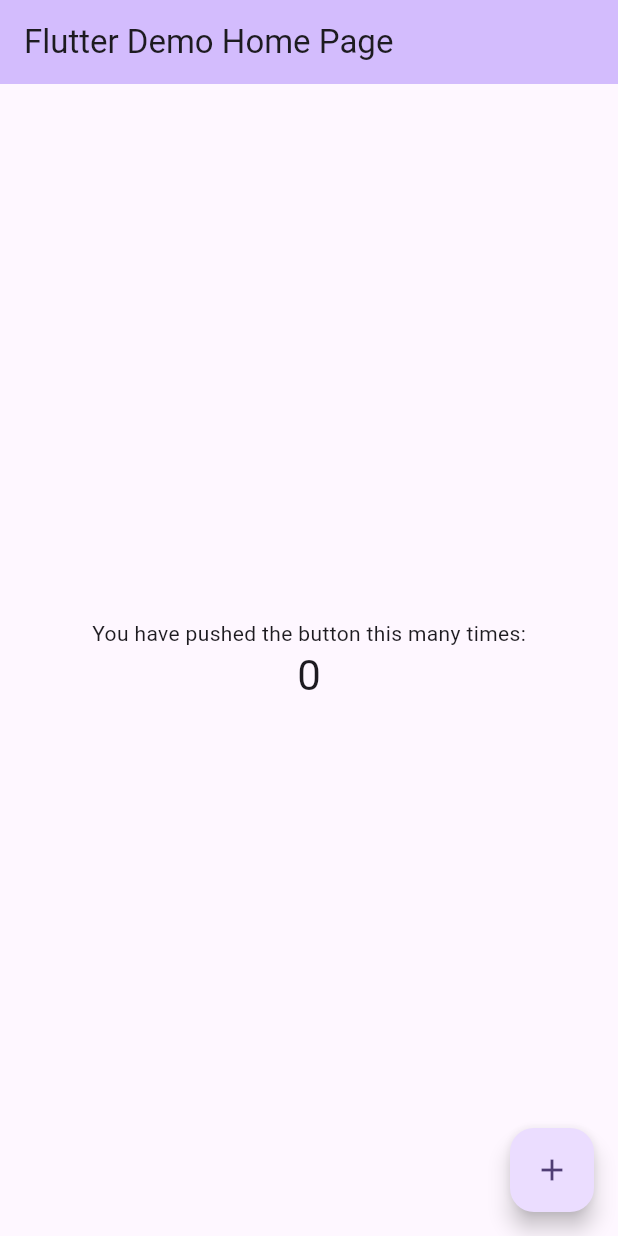
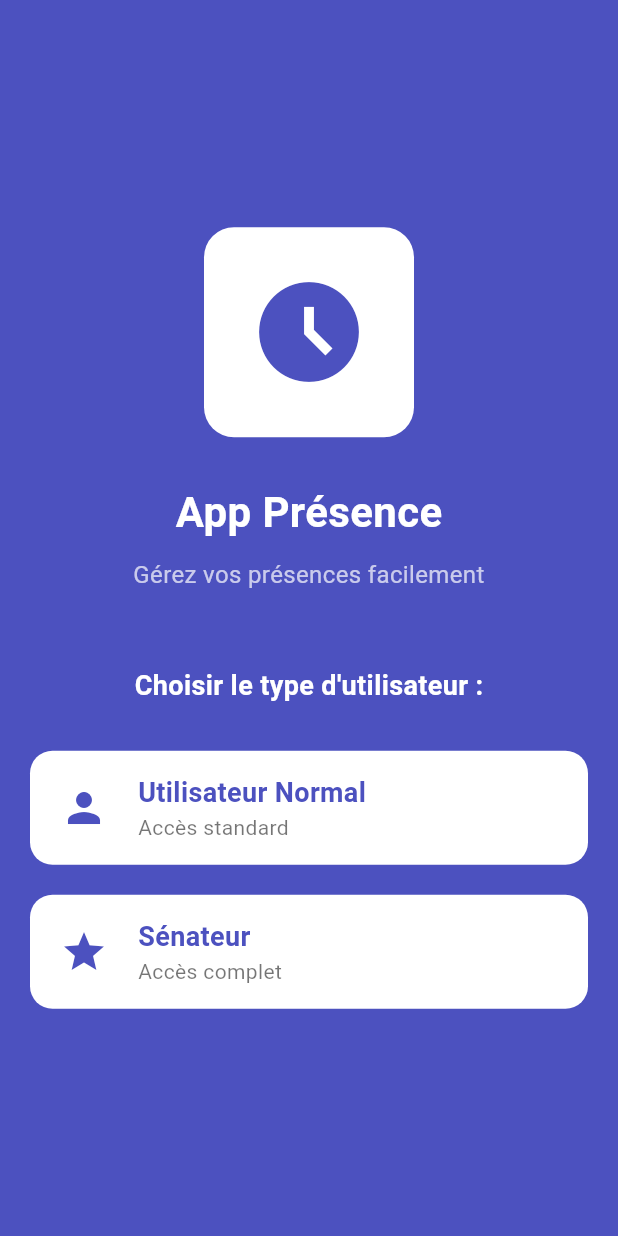
Before and after one commit to Happyazondekon/AttendanceTrack, a Flutter app: the screen it shows after launch, on a phone screen of 412 x 824 dp. Run offline on Flutter 3.47's test engine with Material 3 defaults, Android fonts, the phone set to English and light mode, and no system bars; Roboto replaces fonts that are missing (Cabin).

Commit message:
Intégration des Screen home et scanqrcode

```diff
--- a/lib/main.dart
+++ b/lib/main.dart
@@ -1,4 +1,6 @@
+import 'package:eneam/screens/scanqrcode_screen.dart';
 import 'package:flutter/material.dart';
+import 'screens/home_screen.dart'; // Import de l'écran d'accueil
 
 void main() {
   runApp(const MyApp());
@@ -7,116 +9,167 @@ void main() {
 class MyApp extends StatelessWidget {
   const MyApp({super.key});
 
-  // This widget is the root of your application.
   @override
   Widget build(BuildContext context) {
     return MaterialApp(
-      title: 'Flutter Demo',
+      title: 'App Présence',
       theme: ThemeData(
-        // This is the theme of your application.
-        //
-        // TRY THIS: Try running your application with "flutter run". You'll see
-        // the application has a purple toolbar. Then, without quitting the app,
-        // try changing the seedColor in the colorScheme below to Colors.green
-        // and then invoke "hot reload" (save your changes or press the "hot
-        // reload" button in a Flutter-supported IDE, or press "r" if you used
-        // the command line to start the app).
-        //
-        // Notice that the counter didn't reset back to zero; the application
-        // state is not lost during the reload. To reset the state, use hot
-        // restart instead.
-        //
-        // This works for code too, not just values: Most code changes can be
-        // tested with just a hot reload.
-        colorScheme: ColorScheme.fromSeed(seedColor: Colors.deepPurple),
+        colorScheme: ColorScheme.fromSeed(seedColor: const Color(0xFF4C51BF)),
+        useMaterial3: true,
+        fontFamily: 'Cabin', // Police personnalisée
       ),
-      home: const MyHomePage(title: 'Flutter Demo Home Page'),
+      home: const AppLauncher(),
+      debugShowCheckedModeBanner: false, // Suppression du bandeau "Debug"
     );
   }
 }
 
-class MyHomePage extends StatefulWidget {
-  const MyHomePage({super.key, required this.title});
-
-  // This widget is the home page of your application. It is stateful, meaning
-  // that it has a State object (defined below) that contains fields that affect
-  // how it looks.
-
-  // This class is the configuration for the state. It holds the values (in this
-  // case the title) provided by the parent (in this case the App widget) and
-  // used by the build method of the State. Fields in a Widget subclass are
-  // always marked "final".
-
-  final String title;
-
-  @override
-  State<MyHomePage> createState() => _MyHomePageState();
-}
-
-class _MyHomePageState extends State<MyHomePage> {
-  int _counter = 0;
-
-  void _incrementCounter() {
-    setState(() {
-      // This call to setState tells the Flutter framework that something has
-      // changed in this State, which causes it to rerun the build method below
-      // so that the display can reflect the updated values. If we changed
-      // _counter without calling setState(), then the build method would not be
-      // called again, and so nothing would appear to happen.
-      _counter++;
-    });
-  }
+class AppLauncher extends StatelessWidget {
+  const AppLauncher({super.key});
 
   @override
   Widget build(BuildContext context) {
-    // This method is rerun every time setState is called, for instance as done
-    // by the _incrementCounter method above.
-    //
-    // The Flutter framework has been optimized to make rerunning build methods
-    // fast, so that you can just rebuild anything that needs updating rather
-    // than having to individually change instances of widgets.
     return Scaffold(
-      appBar: AppBar(
-        // TRY THIS: Try changing the color here to a specific color (to
-        // Colors.amber, perhaps?) and trigger a hot reload to see the AppBar
-        // change color while the other colors stay the same.
-        backgroundColor: Theme.of(context).colorScheme.inversePrimary,
-        // Here we take the value from the MyHomePage object that was created by
-        // the App.build method, and use it to set our appbar title.
-        title: Text(widget.title),
+      backgroundColor: const Color(0xFF4C51BF),
+      body: SafeArea(
+        child: Padding(
+          padding: const EdgeInsets.all(20.0),
+          child: Column(
+            mainAxisAlignment: MainAxisAlignment.center,
+            children: [
+              // Logo de l'application
+              Container(
+                padding: const EdgeInsets.all(30),
+                decoration: BoxDecoration(
+                  color: Colors.white,
+                  borderRadius: BorderRadius.circular(20),
+                ),
+                child: const Icon(
+                  Icons.access_time_filled,
+                  size: 80,
+                  color: Color(0xFF4C51BF),
+                ),
+              ),
+
+              const SizedBox(height: 30),
+
+              // Titre
+              const Text(
+                'App Présence',
+                style: TextStyle(
+                  fontSize: 28,
+                  fontWeight: FontWeight.bold,
+                  color: Colors.white,
+                ),
+              ),
+
+              const SizedBox(height: 10),
+
+              // Sous-titre
+              const Text(
+                'Gérez vos présences facilement',
+                style: TextStyle(
+                  fontSize: 16,
+                  color: Colors.white70,
+                ),
+                textAlign: TextAlign.center,
+              ),
+
+              const SizedBox(height: 50),
+
+              const Text(
+                'Choisir le type d\'utilisateur :',
+                style: TextStyle(
+                  fontSize: 18,
+                  fontWeight: FontWeight.w600,
+                  color: Colors.white,
+                ),
+              ),
+
+              const SizedBox(height: 30),
+
+              // Bouton pour l'utilisateur normal
+              _buildLaunchButton(
+                context,
+                title: 'Utilisateur Normal',
+                subtitle: 'Accès standard',
+                icon: Icons.person,
+                onTap: () {
+                  Navigator.push(
+                    context,
+                    MaterialPageRoute(
+                      builder: (context) => const ScanQRCodeScreen(),
+                    ),
+                  );
+                },
+              ),
+
+              const SizedBox(height: 20),
+
+              // Bouton pour le sénateur
+              _buildLaunchButton(
+                context,
+                title: 'Sénateur',
+                subtitle: 'Accès complet',
+                icon: Icons.star,
+                onTap: () {
+                  Navigator.push(
+                    context,
+                    MaterialPageRoute(
+                      builder: (context) => const HomeScreen(isSenator: true),
+                    ),
+                  );
+                },
+              ),
+            ],
+          ),
+        ),
       ),
-      body: Center(
-        // Center is a layout widget. It takes a single child and positions it
-        // in the middle of the parent.
-        child: Column(
-          // Column is also a layout widget. It takes a list of children and
-          // arranges them vertically. By default, it sizes itself to fit its
-          // children horizontally, and tries to be as tall as its parent.
-          //
-          // Column has various properties to control how it sizes itself and
-          // how it positions its children. Here we use mainAxisAlignment to
-          // center the children vertically; the main axis here is the vertical
-          // axis because Columns are vertical (the cross axis would be
-          // horizontal).
-          //
-          // TRY THIS: Invoke "debug painting" (choose the "Toggle Debug Paint"
-          // action in the IDE, or press "p" in the console), to see the
-          // wireframe for each widget.
-          mainAxisAlignment: MainAxisAlignment.center,
-          children: <Widget>[
-            const Text('You have pushed the button this many times:'),
-            Text(
-              '$_counter',
-              style: Theme.of(context).textTheme.headlineMedium,
-            ),
+    );
+  }
+
+  Widget _buildLaunchButton(
+      BuildContext context, {
+        required String title,
+        required String subtitle,
+        required IconData icon,
+        required VoidCallback onTap,
+      }) {
+    return GestureDetector(
+      onTap: onTap,
+      child: Container(
+        padding: const EdgeInsets.symmetric(horizontal: 20, vertical: 15),
+        decoration: BoxDecoration(
+          color: Colors.white,
+          borderRadius: BorderRadius.circular(15),
+        ),
+        child: Row(
+          children: [
+            Icon(icon, size: 32, color: const Color(0xFF4C51BF)),
+            const SizedBox(width: 20),
+            Column(
+              crossAxisAlignment: CrossAxisAlignment.start,
+              children: [
+                Text(
+                  title,
+                  style: const TextStyle(
+                    fontSize: 18,
+                    fontWeight: FontWeight.bold,
+                    color: Color(0xFF4C51BF),
+                  ),
+                ),
+                Text(
+                  subtitle,
+                  style: const TextStyle(
+                    fontSize: 14,
+                    color: Colors.black54,
+                  ),
+                ),
+              ],
+            )
           ],
         ),
       ),
-      floatingActionButton: FloatingActionButton(
-        onPressed: _incrementCounter,
-        tooltip: 'Increment',
-        child: const Icon(Icons.add),
-      ), // This trailing comma makes auto-formatting nicer for build methods.
     );
   }
 }
```
Also changed, not shown: lib/screens/home_screen.dart (+203 -0 lines), lib/screens/scanqrcode_screen.dart (+196 -0 lines), pubspec.yaml (+4 -3 lines), assets/home.png (added), assets/scan.png (added).
